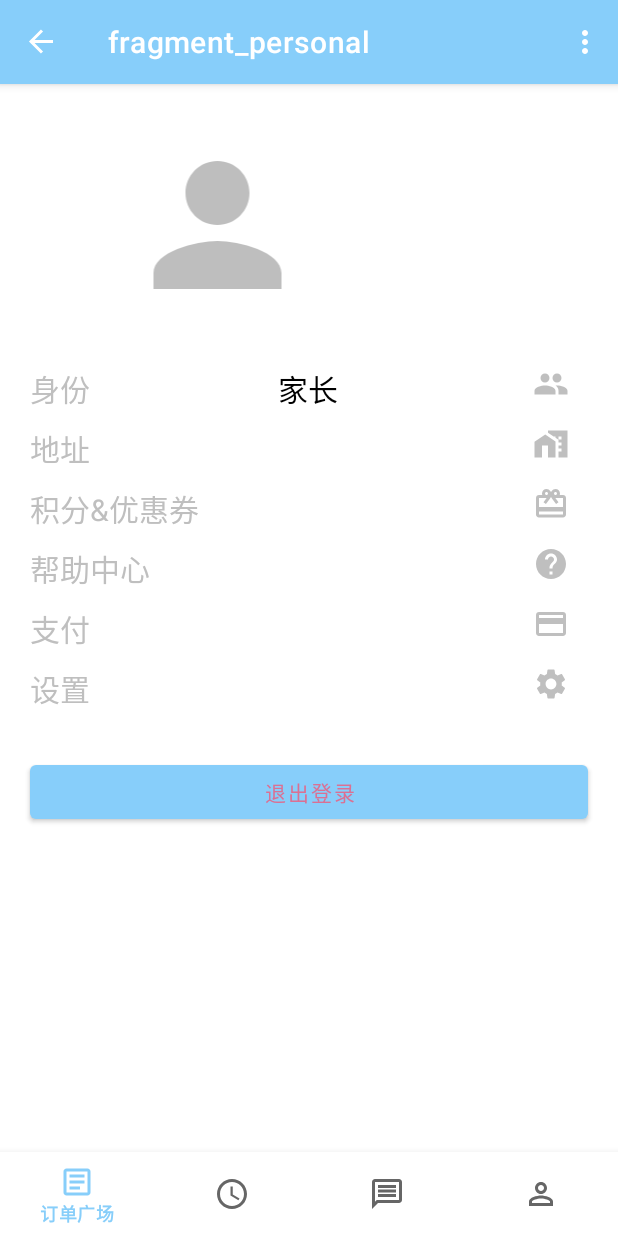
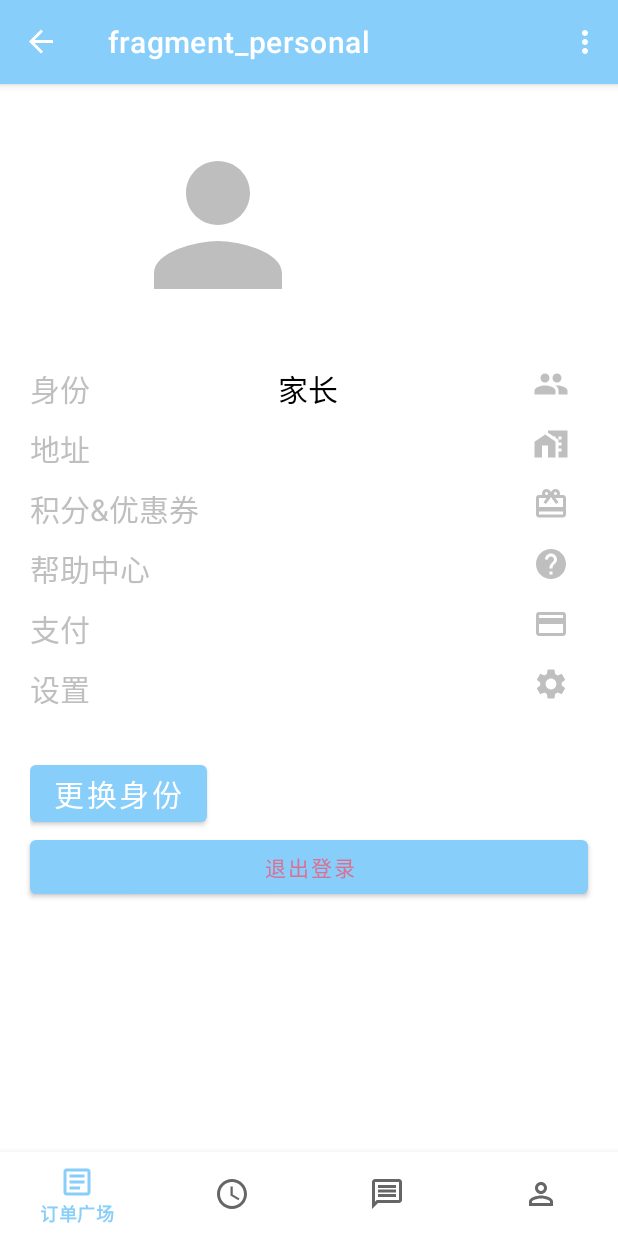
Before and after one commit to android-app-development-course/2021autumn-A8-TutorGather, an Android app: the PersonalFragment screen opened through its navigation route, on a phone screen of 412 x 824 dp. Run offline under Robolectric (Android 15) with nearby library versions, the phone set to English and light mode, and no system bars; our stand-ins replace navigation-ui; libraries missing offline, so code that uses them is left out: com.to.aboomy; network calls fail; 2 statements that could not run were skipped.

Commit message:
add button in detail but has a bug in manger

```diff
--- a/TutorGather/app/src/main/java/com/example/mobile_phone/adapter/OrderAdapter.kt
+++ b/TutorGather/app/src/main/java/com/example/mobile_phone/adapter/OrderAdapter.kt
@@ -43,7 +43,10 @@ class OrderAdapter(private val data:List<Order>, private val fragment:Fragment)
         viewHolder.itemView.setOnClickListener{
             val position = viewHolder.adapterPosition
             fragment.setFragmentResult("requestKey", bundleOf("orderId" to data[position].id))
-            findNavController(view).navigate(R.id.action_fragment_header_to_fragment_detail)
+            if(view.id == R.id.fragment_header)
+                findNavController(view).navigate(R.id.action_fragment_header_to_fragment_detail)
+            else
+                findNavController(view).navigate(R.id.action_global_fragment_detail)
         }
 
         return viewHolder
--- a/TutorGather/app/src/main/java/com/example/mobile_phone/bean/Order.kt
+++ b/TutorGather/app/src/main/java/com/example/mobile_phone/bean/Order.kt
@@ -15,7 +15,7 @@ data class Order(
     val expense: String="",
     val status: Int=0,
     val phone: String="",
-    val belongId: Int=0,
-    val teacherId: Int=0,
+    val belongID: Int=0,
+    val teacherID: Int=0,
     val imageResourceId: Int=R.mipmap.ic_launcher,
 )
--- a/TutorGather/app/src/main/java/com/example/mobile_phone/fragment/HeaderFragment.kt
+++ b/TutorGather/app/src/main/java/com/example/mobile_phone/fragment/HeaderFragment.kt
@@ -95,11 +95,6 @@ class HeaderFragment : Fragment() {
             }
         }
 
-//        { _view ->
-//            setFragmentResult("requestKey", bundleOf("orderId" to ordersList[position].id))
-//            findNavController().navigate(R.id.action_fragment_header_to_fragment_detail)
-//
-//        }
     }
 
     override fun onDestroyView() {
--- a/TutorGather/app/src/main/java/com/example/mobile_phone/fragment/PersonalFragment.kt
+++ b/TutorGather/app/src/main/java/com/example/mobile_phone/fragment/PersonalFragment.kt
@@ -1,21 +1,25 @@
 package com.example.mobile_phone.fragment
 
-import android.graphics.Bitmap
+import android.content.ContentValues.TAG
 import android.graphics.BitmapFactory
+import android.net.Uri
+import android.os.Build
 import android.os.Bundle
+import android.util.Log
 import androidx.fragment.app.Fragment
 import android.view.LayoutInflater
 import android.view.View
 import android.view.ViewGroup
-import android.widget.Button
-import android.widget.ImageView
-import android.widget.TextView
-import android.widget.Toast
+import android.widget.*
+import androidx.activity.result.contract.ActivityResultContracts
+import androidx.annotation.RequiresApi
 import com.example.mobile_phone.R
 import com.example.mobile_phone.bean.User
+import com.example.mobile_phone.enum.UserStatus
 import kotlinx.android.synthetic.main.fragment_personal.*
 
 class PersonalFragment : Fragment() {
+    private lateinit var profile_img: ImageButton
 
     override fun onCreate(savedInstanceState: Bundle?) {
         super.onCreate(savedInstanceState)
@@ -29,33 +33,53 @@ class PersonalFragment : Fragment() {
         return inflater.inflate(R.layout.fragment_personal, container, false)
     }
 
+    @RequiresApi(Build.VERSION_CODES.KITKAT)
     override fun onViewCreated(view: View, savedInstanceState: Bundle?) {
         super.onViewCreated(view, savedInstanceState)
-        val profile_img :ImageView = profile_image
+
+        profile_img = profile_image
         profile_img.setImageResource(R.drawable.default_profile_image_128)
 
-//        val options: BitmapFactory.Options = BitmapFactory.Options()
-//        options.inDither = false
-//        options.inPurgeable = true
-//        options.inInputShareable = true
-//        options.inTempStorage = ByteArray(1024 * 32)
-//
-//        val bm: Bitmap =
-//            BitmapFactory.decodeByteArray(imageAsBytes, 0, imageAsBytes.length, options)
-//        alert_photo.setImageBitmap(bm)
-        val user_name : TextView = name_content
+        val user_name: TextView = name_content
         user_name.text = User.name
 
-        val identification : TextView = id_content
-        if (User.canBeTeacher){
+        val identification: TextView = id_content
+        if (User.status == UserStatus.TEACHER) {
             identification.text = "老师"
-        }
-        else{
+        } else {
             identification.text = "家长"
         }
-        val address :TextView = address_content
+        val address: TextView = address_content
         address.text = User.address
+        // 点击头像更换图片
+        profile_img.setOnClickListener {
+            getContent.launch("image/*")
+        }
+        // 点击按钮切换身份
+        button_change_identity.setOnClickListener {
+            if(User.status == UserStatus.TEACHER) {
+                User.status = UserStatus.PARENT
+                identification.text = "家长"
+            }
+            else {
+                User.status = UserStatus.TEACHER
+                identification.text = "老师"
+            }
+        }
 
     }
 
+    private val getContent = registerForActivityResult(ActivityResultContracts.GetContent()) { uri: Uri? ->
+        // Handle the returned Uri
+        if (uri != null) {
+            profile_img.setImageBitmap(getBitmapFromUri(uri))
+        } else {
+            Log.e(TAG, "getContent: url为空")
+        }
+    }
+
+    private fun getBitmapFromUri(uri: Uri) = this.activity!!.contentResolver.openFileDescriptor(uri, "r")?.use {
+        BitmapFactory.decodeFileDescriptor(it.fileDescriptor)
+    }
+
 }
--- a/TutorGather/app/src/main/res/layout/fragment_order_manager.xml
+++ b/TutorGather/app/src/main/res/layout/fragment_order_manager.xml
@@ -10,7 +10,7 @@
         android:name="com.example.mobile_phone.fragment.OrderSelect"
         android:layout_width="match_parent"
         android:layout_height="0dp"
-        android:layout_weight="1" />
+        android:layout_weight="1.5" />
 
     <fragment
             android:id="@+id/orderdetail"
--- a/TutorGather/app/src/main/res/layout/fragment_personal.xml
+++ b/TutorGather/app/src/main/res/layout/fragment_personal.xml
@@ -20,10 +20,10 @@
                 android:layout_marginBottom="30dp"
                 android:layout_marginLeft="20dp"
                 android:layout_marginRight="20dp"
-
                 >
 
-            <ImageView
+            <ImageButton
+                    android:background="@color/white"
                     android:id="@+id/profile_image"
                     android:layout_width="wrap_content"
                     android:layout_height="wrap_content"
@@ -51,8 +51,7 @@
             <TableRow
                     android:layout_width="match_parent"
                     android:layout_height="match_parent"
-                android:layout_marginBottom="10dp"
-                >
+                    android:layout_marginBottom="10dp">
 
                 <TextView
                         android:id="@+id/personal_id_name"
@@ -123,7 +122,7 @@
                         android:layout_weight="3"
                         android:text="@string/info_gift"
                         android:textColor="@color/gray"
-                    android:textSize="20sp"/>
+                        android:textSize="20sp" />
 
                 <TextView
                         android:id="@+id/text_gift_content"
@@ -206,7 +205,7 @@
 
             <TableRow
                     android:layout_width="match_parent"
-                android:layout_height="match_parent" >
+                    android:layout_height="match_parent">
 
                 <TextView
                         android:id="@+id/text_settings"
@@ -235,7 +234,21 @@
             </TableRow>
 
         </TableLayout>
+        <LinearLayout
+                android:layout_width="match_parent"
+                android:layout_height="50dp"
+                android:orientation="horizontal"
+                android:layout_marginStart="20dp"
+                android:layout_marginLeft="20dp">
+            <Button
+                    android:id="@+id/button_change_identity"
+                    android:layout_width="wrap_content"
+                    android:layout_height="match_parent"
+                    android:textSize="20dp"
+                    android:text="更换身份"
+                    />
 
+        </LinearLayout>
         <Button
                 android:id="@+id/btn_exit"
                 android:layout_width="match_parent"
@@ -244,7 +257,7 @@
                 android:text="@string/logout"
                 android:layout_marginBottom="30dp"
                 android:layout_marginLeft="20dp"
-            android:layout_marginRight="20dp"/>
+                android:layout_marginRight="20dp" />
 
     </LinearLayout>
 
--- a/TutorGather/app/src/main/res/navigation/nav_graph.xml
+++ b/TutorGather/app/src/main/res/navigation/nav_graph.xml
@@ -50,6 +50,6 @@
         android:id="@+id/chatFragment"
         android:name="com.example.mobile_phone.fragment.ChatFragment"
         android:label="fragment_chat"
-        tools:layout="@layout/fragment_chat" />
+        tools:layout="@layout/fragment_chat" /><action android:id="@+id/action_global_fragment_detail" app:destination="@id/fragment_detail"/>
 
 </navigation>
--- /dev/null
+++ b/TutorGather/app/src/main/res/xml/file_paths.xml
@@ -0,0 +1,6 @@
+<?xml version="1.0" encoding="utf-8"?>
+<paths xmlns:android="http://schemas.android.com/apk/res/android">
+    <external-path
+            name="my_images"
+            path="/" />
+</paths>
--- a/TutorGather/build.gradle
+++ b/TutorGather/build.gradle
@@ -18,7 +18,7 @@ allprojects {
     repositories {
         google()
         mavenCentral()
-        jcenter() // Warning: this repository is going to shut down soon
+         // Warning: this repository is going to shut down soon
     }
 }
 
```
Also changed, not shown: TutorGather/app/src/main/AndroidManifest.xml (+10 -0 lines), TutorGather/app/src/main/java/com/example/mobile_phone/enum/OrderStatus.kt (+7 -2 lines), TutorGather/app/src/main/java/com/example/mobile_phone/fragment/DetailFragment.kt (+33 -4 lines), TutorGather/app/src/main/java/com/example/mobile_phone/fragment/OrderDisplayFragment.kt (+8 -6 lines), TutorGather/app/src/main/java/com/example/mobile_phone/fragment/OrderManagerFragment.kt (+7 -6 lines), TutorGather/app/src/main/java/com/example/mobile_phone/webData/OrderWebData.kt (+3 -5 lines), TutorGather/app/src/main/res/layout/fragment_orderdetail.xml (+14 -1 lines). Lines whose indentation alone changed are shown as unchanged.
